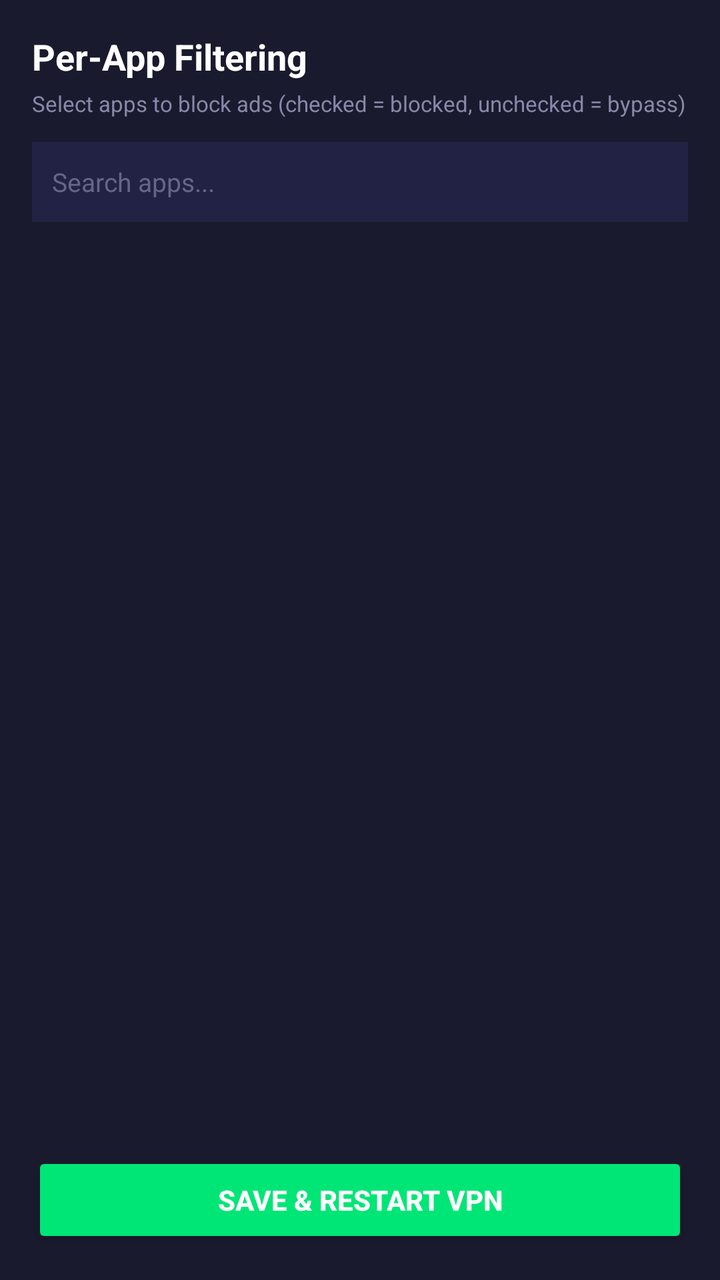
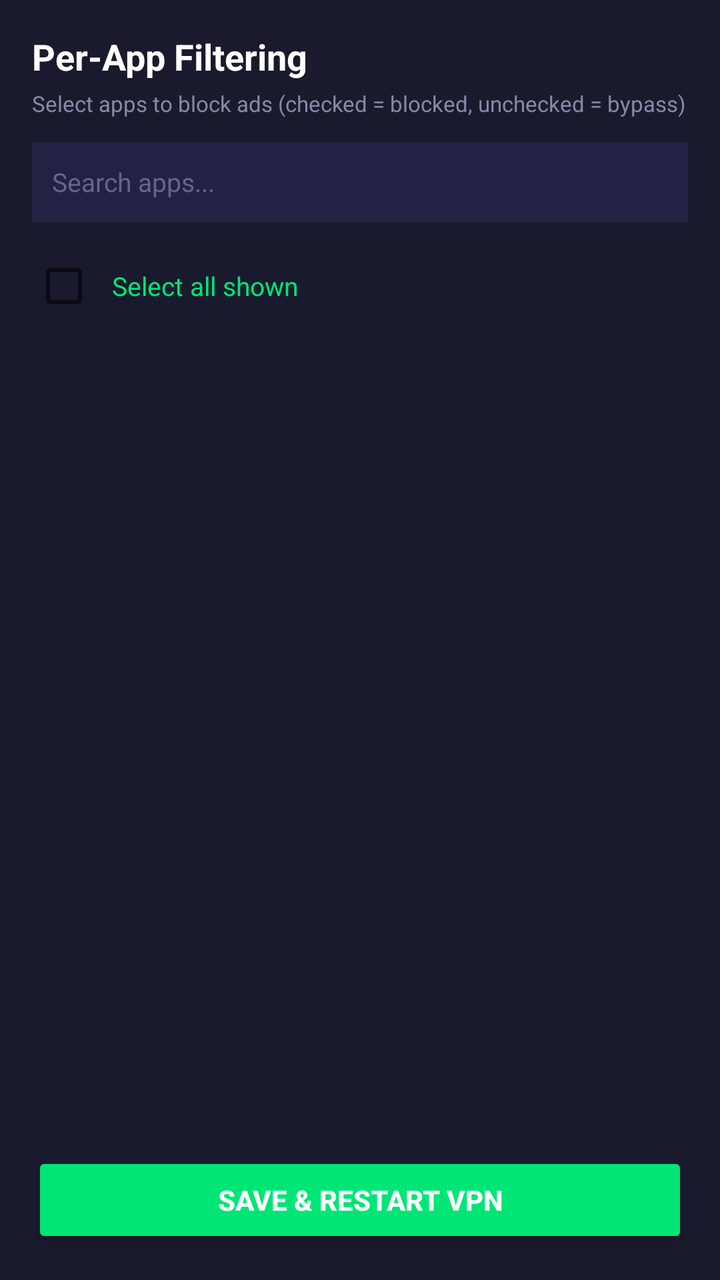

Screens rendered from an Android XML layout before and after an edit, with the pre-edit source and the edit as a unified diff.
<!-- AndroidManifest.xml: application theme Theme.BlockerPlus -->
<!-- res/layout/activity_per_app_filter.xml -->
<?xml version="1.0" encoding="utf-8"?>
<LinearLayout xmlns:android="http://schemas.android.com/apk/res/android"
    android:layout_width="match_parent"
    android:layout_height="match_parent"
    android:orientation="vertical"
    android:background="#1a1a2e"
    android:padding="16dp">

    <TextView
        android:layout_width="wrap_content"
        android:layout_height="wrap_content"
        android:text="Per-App Filtering"
        android:textSize="18sp"
        android:textStyle="bold"
        android:textColor="#ffffff"
        android:layout_marginBottom="4dp" />

    <TextView
        android:layout_width="wrap_content"
        android:layout_height="wrap_content"
        android:text="Select apps to block ads (checked = blocked, unchecked = bypass)"
        android:textSize="11sp"
        android:textColor="#8888aa"
        android:layout_marginBottom="12dp" />

    <EditText
        android:id="@+id/searchInput"
        android:layout_width="match_parent"
        android:layout_height="40dp"
        android:hint="Search apps..."
        android:textSize="13sp"
        android:textColor="#ffffff"
        android:textColorHint="#666688"
        android:background="#222244"
        android:padding="10dp"
        android:inputType="text"
        android:layout_marginBottom="8dp" />

    <ScrollView
        android:layout_width="match_parent"
        android:layout_height="0dp"
        android:layout_weight="1">

        <LinearLayout
            android:id="@+id/appListContainer"
            android:layout_width="match_parent"
            android:layout_height="wrap_content"
            android:orientation="vertical" />
    </ScrollView>

    <Button
        android:id="@+id/btnSavePerApp"
        android:layout_width="match_parent"
        android:layout_height="48dp"
        android:text="Save &amp; Restart VPN"
        android:textSize="14sp"
        android:textStyle="bold"
        android:textColor="#ffffff"
        android:backgroundTint="#00e676"
        android:layout_marginTop="12dp" />

</LinearLayout>
<!-- resources referenced by this layout -->
<resources>
  <style name="Theme.BlockerPlus" parent="Theme.MaterialComponents.DayNight.NoActionBar">
          <item name="colorPrimary">@color/button_green</item>
          <item name="colorPrimaryVariant">#FF00c853</item>
          <item name="colorOnPrimary">#FFffffff</item>
          <item name="colorSecondary">@color/button_green</item>
          <item name="colorSecondaryVariant">#FF00c853</item>
          <item name="colorOnSecondary">#FFffffff</item>
          <item name="android:statusBarColor">#FF1a1a2e</item>
          <item name="android:navigationBarColor">#FF1a1a2e</item>
      </style>
  <color name="button_green">#FF00e676</color>
</resources>

<!-- the commit's change to res/layout/activity_per_app_filter.xml (unified diff, before → after) -->
@@ -36,6 +36,16 @@
         android:inputType="text"
         android:layout_marginBottom="8dp" />
 
+    <CheckBox
+        android:id="@+id/chkSelectAll"
+        android:layout_width="match_parent"
+        android:layout_height="wrap_content"
+        android:text="Select all shown"
+        android:textSize="13sp"
+        android:textColor="#00e676"
+        android:padding="8dp"
+        android:layout_marginBottom="4dp" />
+
     <ScrollView
         android:layout_width="match_parent"
         android:layout_height="0dp"
